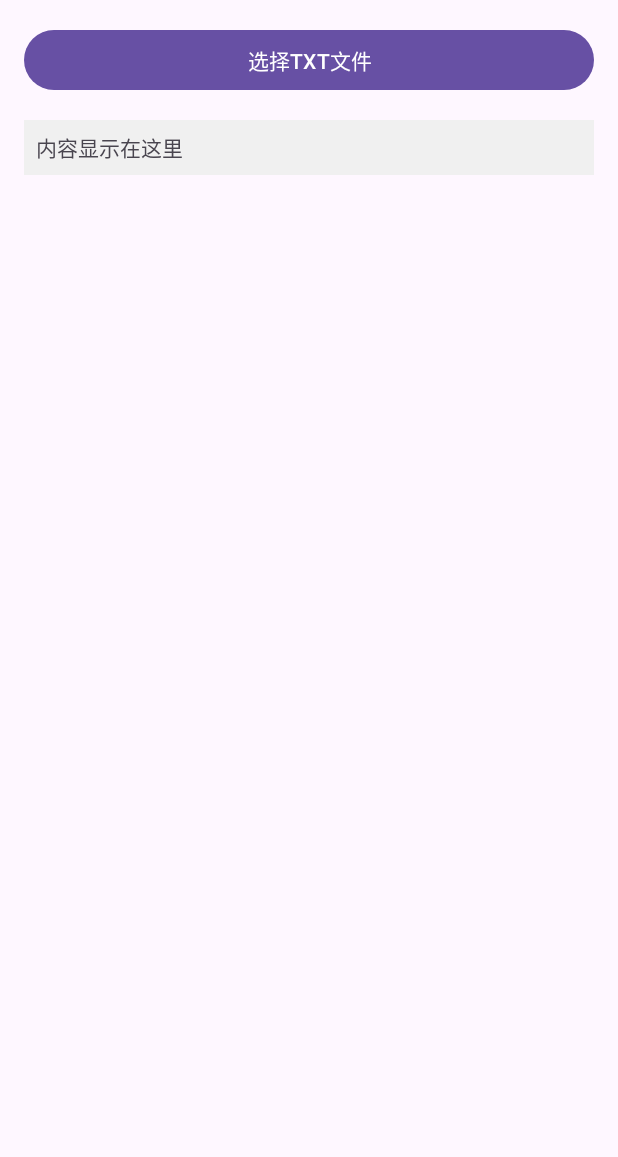
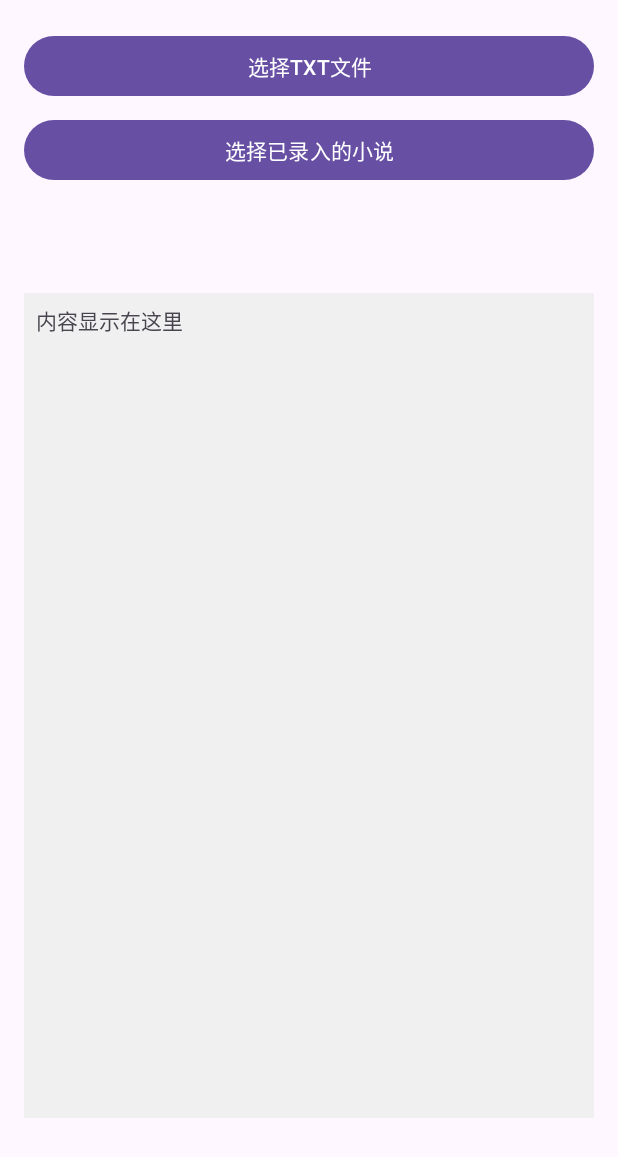
Before and after one commit to DongYangYuWHJ/audioBook, an Android app: the screen it shows after launch (MainActivity), on a phone screen of 412 x 824 dp. Shown: the top 1157 px of the screen. Run offline under Robolectric (Android 15) with nearby library versions, the phone set to English and light mode, and no system bars.

Commit message:
明天解决读取本地文件的问题

```diff
--- a/app/src/main/res/layout/activity_main.xml
+++ b/app/src/main/res/layout/activity_main.xml
@@ -1,26 +1,63 @@
 <?xml version="1.0" encoding="utf-8"?>
-<LinearLayout
-    xmlns:android="http://schemas.android.com/apk/res/android"
+<androidx.constraintlayout.widget.ConstraintLayout xmlns:android="http://schemas.android.com/apk/res/android"
+    xmlns:tools="http://schemas.android.com/tools"
     android:layout_width="match_parent"
     android:layout_height="match_parent"
+    xmlns:app="http://schemas.android.com/apk/res-auto"
     android:orientation="vertical"
     android:padding="16dp">
 
     <Button
-        android:id="@+id/btnSelectFile"
+        android:id="@+id/buttonReadFile"
         android:layout_width="match_parent"
         android:layout_height="wrap_content"
+        app:layout_constraintTop_toTopOf="parent"
+        app:layout_constraintLeft_toLeftOf="parent"
+        android:layout_marginTop="4dp"
         android:text="选择TXT文件" />
+
+    <Button
+        android:id="@+id/buttonReadStoredNovel"
+        android:layout_width="match_parent"
+        android:layout_height="wrap_content"
+        app:layout_constraintTop_toBottomOf="@id/buttonReadFile"
+        app:layout_constraintLeft_toLeftOf="parent"
+        android:layout_marginTop="8dp"
+        android:text="选择已录入的小说" />
 
     <TextView
         android:id="@+id/txtContent"
         android:layout_width="match_parent"
-        android:layout_height="wrap_content"
-        android:layout_marginTop="16dp"
+        android:layout_height="550dp"
+        android:layout_marginTop="8dp"
+        app:layout_constraintTop_toBottomOf="@id/buttonReadStoredNovel"
+        app:layout_constraintLeft_toLeftOf="parent"
+        app:layout_constraintBottom_toBottomOf="parent"
         android:text="内容显示在这里"
         android:padding="8dp"
         android:background="#f0f0f0"
         android:scrollbars="vertical"
-        android:maxLines="15"
         android:overScrollMode="always" />
-</LinearLayout>
+
+    <ScrollView
+        android:id="@+id/read_novel_selection_list"
+        android:layout_width="match_parent"
+        android:layout_height="match_parent"
+        android:visibility="invisible"
+        app:layout_constraintLeft_toLeftOf="parent"
+        app:layout_constraintTop_toTopOf="parent">
+
+        <LinearLayout
+            android:layout_width="match_parent"
+            android:layout_height="wrap_content"
+            android:orientation="vertical">
+
+            <Button
+                android:id="@+id/button_test"
+                android:layout_width="match_parent"
+                android:layout_height="wrap_content"
+                android:text="mybook1.txt" />
+        </LinearLayout>
+    </ScrollView>
+
+</androidx.constraintlayout.widget.ConstraintLayout>
```
Also changed, not shown: app/src/main/java/com/example/myapplication/MainActivity.java (+75 -25 lines).
